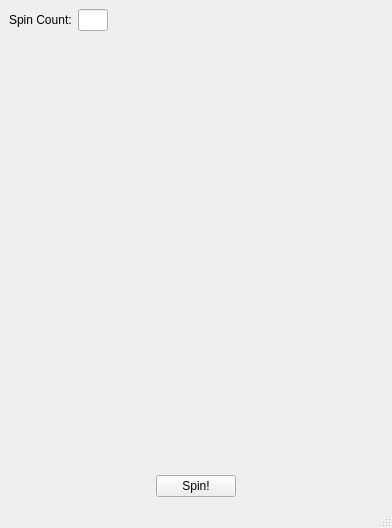
Before: the Qt Designer form WheelOfFortuneBoard.ui in mwstrfld/WheelOfJeopardy, drawn with Qt 5.
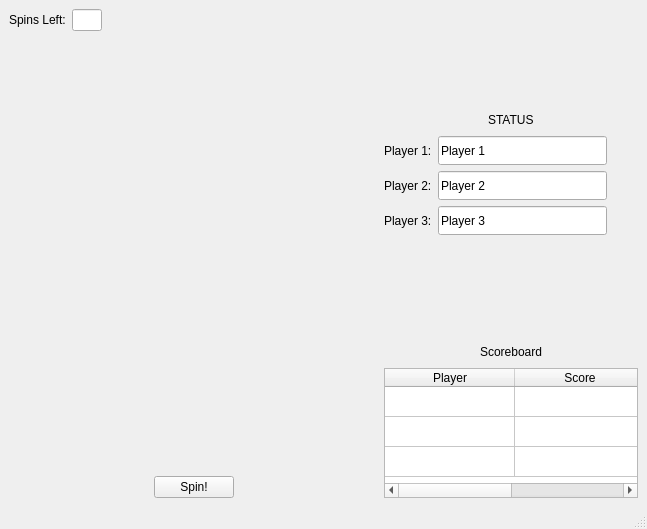
After: the same form once the commit is applied. Icons and pictures are not drawn.

Commit message: Fixed JeopardyBoard and added Player names and Scoreboard to WheelOfFortuneBoard.

What changed in the file:
```diff
--- a/WheelOfFortuneBoard.ui
+++ b/WheelOfFortuneBoard.ui
@@ -6,8 +6,8 @@
    <rect>
     <x>0</x>
     <y>0</y>
-    <width>392</width>
-    <height>528</height>
+    <width>647</width>
+    <height>529</height>
    </rect>
   </property>
   <property name="sizePolicy">
@@ -18,23 +18,29 @@
   </property>
   <property name="minimumSize">
    <size>
-    <width>392</width>
+    <width>643</width>
     <height>528</height>
    </size>
   </property>
+  <property name="maximumSize">
+   <size>
+    <width>647</width>
+    <height>529</height>
+   </size>
+  </property>
   <property name="windowTitle">
    <string>Wheel of Jeopardy!</string>
   </property>
   <widget class="QWidget" name="centralwidget">
-   <layout class="QGridLayout" name="gridLayout">
-    <item row="0" column="0">
+   <layout class="QHBoxLayout" name="horizontalLayout_9">
+    <item>
      <layout class="QVBoxLayout" name="verticalLayout">
       <item>
        <layout class="QHBoxLayout" name="horizontalLayout">
         <item>
          <widget class="QLabel" name="spinCountLabel">
           <property name="text">
-           <string>Spin Count:</string>
+           <string>Spins Left:</string>
           </property>
          </widget>
         </item>
@@ -137,8 +143,8 @@
         </property>
         <property name="maximumSize">
          <size>
-          <width>16777215</width>
-          <height>16777215</height>
+          <width>350</width>
+          <height>350</height>
          </size>
         </property>
         <property name="text">
@@ -191,6 +197,329 @@
       </item>
      </layout>
     </item>
+    <item>
+     <layout class="QVBoxLayout" name="verticalLayout_3">
+      <item>
+       <spacer name="verticalSpacer">
+        <property name="orientation">
+         <enum>Qt::Vertical</enum>
+        </property>
+        <property name="sizeHint" stdset="0">
+         <size>
+          <width>20</width>
+          <height>40</height>
+         </size>
+        </property>
+       </spacer>
+      </item>
+      <item>
+       <layout class="QHBoxLayout" name="horizontalLayout_7">
+        <item>
+         <spacer name="horizontalSpacer_6">
+          <property name="orientation">
+           <enum>Qt::Horizontal</enum>
+          </property>
+          <property name="sizeHint" stdset="0">
+           <size>
+            <width>40</width>
+            <height>20</height>
+           </size>
+          </property>
+         </spacer>
+        </item>
+        <item>
+         <widget class="QLabel" name="statusLabel">
+          <property name="text">
+           <string>STATUS</string>
+          </property>
+         </widget>
+        </item>
+        <item>
+         <spacer name="horizontalSpacer_7">
+          <property name="orientation">
+           <enum>Qt::Horizontal</enum>
+          </property>
+          <property name="sizeHint" stdset="0">
+           <size>
+            <width>40</width>
+            <height>20</height>
+           </size>
+          </property>
+         </spacer>
+        </item>
+       </layout>
+      </item>
+      <item>
+       <layout class="QHBoxLayout" name="horizontalLayout_4">
+        <item>
+         <widget class="QLabel" name="player1Label">
+          <property name="text">
+           <string>Player 1:</string>
+          </property>
+         </widget>
+        </item>
+        <item>
+         <widget class="QLineEdit" name="player1NameLineEdit">
+          <property name="minimumSize">
+           <size>
+            <width>169</width>
+            <height>29</height>
+           </size>
+          </property>
+          <property name="maximumSize">
+           <size>
+            <width>169</width>
+            <height>29</height>
+           </size>
+          </property>
+          <property name="text">
+           <string>Player 1</string>
+          </property>
+          <property name="maxLength">
+           <number>20</number>
+          </property>
+         </widget>
+        </item>
+        <item>
+         <widget class="QLabel" name="player1TokenLabel">
+          <property name="sizePolicy">
+           <sizepolicy hsizetype="Fixed" vsizetype="Fixed">
+            <horstretch>0</horstretch>
+            <verstretch>0</verstretch>
+           </sizepolicy>
+          </property>
+          <property name="minimumSize">
+           <size>
+            <width>25</width>
+            <height>25</height>
+           </size>
+          </property>
+          <property name="maximumSize">
+           <size>
+            <width>25</width>
+            <height>25</height>
+           </size>
+          </property>
+          <property name="text">
+           <string/>
+          </property>
+         </widget>
+        </item>
+       </layout>
+      </item>
+      <item>
+       <layout class="QHBoxLayout" name="horizontalLayout_5">
+        <item>
+         <widget class="QLabel" name="player2Label">
+          <property name="text">
+           <string>Player 2:</string>
+          </property>
+         </widget>
+        </item>
+        <item>
+         <widget class="QLineEdit" name="player2NameLineEdit">
+          <property name="minimumSize">
+           <size>
+            <width>169</width>
+            <height>29</height>
+           </size>
+          </property>
+          <property name="maximumSize">
+           <size>
+            <width>169</width>
+            <height>29</height>
+           </size>
+          </property>
+          <property name="text">
+           <string>Player 2</string>
+          </property>
+          <property name="maxLength">
+           <number>20</number>
+          </property>
+         </widget>
+        </item>
+        <item>
+         <widget class="QLabel" name="player2TokenLabel">
+          <property name="sizePolicy">
+           <sizepolicy hsizetype="Fixed" vsizetype="Fixed">
+            <horstretch>0</horstretch>
+            <verstretch>0</verstretch>
+           </sizepolicy>
+          </property>
+          <property name="minimumSize">
+           <size>
+            <width>25</width>
+            <height>25</height>
+           </size>
+          </property>
+          <property name="maximumSize">
+           <size>
+            <width>25</width>
+            <height>25</height>
+           </size>
+          </property>
+          <property name="text">
+           <string/>
+          </property>
+         </widget>
+        </item>
+       </layout>
+      </item>
+      <item>
+       <layout class="QHBoxLayout" name="horizontalLayout_6">
+        <item>
+         <widget class="QLabel" name="player3Label">
+          <property name="text">
+           <string>Player 3:</string>
+          </property>
+         </widget>
+        </item>
+        <item>
+         <widget class="QLineEdit" name="player3NameLineEdit">
+          <property name="minimumSize">
+           <size>
+            <width>169</width>
+            <height>29</height>
+           </size>
+          </property>
+          <property name="maximumSize">
+           <size>
+            <width>169</width>
+            <height>29</height>
+           </size>
+          </property>
+          <property name="text">
+           <string>Player 3</string>
+          </property>
+          <property name="maxLength">
+           <number>20</number>
+          </property>
+         </widget>
+        </item>
+        <item>
+         <widget class="QLabel" name="player3TokenLabel">
+          <property name="sizePolicy">
+           <sizepolicy hsizetype="Fixed" vsizetype="Fixed">
+            <horstretch>0</horstretch>
+            <verstretch>0</verstretch>
+           </sizepolicy>
+          </property>
+          <property name="minimumSize">
+           <size>
+            <width>25</width>
+            <height>25</height>
+           </size>
+          </property>
+          <property name="maximumSize">
+           <size>
+            <width>25</width>
+            <height>25</height>
+           </size>
+          </property>
+          <property name="text">
+           <string/>
+          </property>
+         </widget>
+        </item>
+       </layout>
+      </item>
+      <item>
+       <spacer name="verticalSpacer_2">
+        <property name="orientation">
+         <enum>Qt::Vertical</enum>
+        </property>
+        <property name="sizeHint" stdset="0">
+         <size>
+          <width>20</width>
+          <height>40</height>
+         </size>
+        </property>
+       </spacer>
+      </item>
+      <item>
+       <layout class="QVBoxLayout" name="verticalLayout_2">
+        <item>
+         <layout class="QHBoxLayout" name="horizontalLayout_8">
+          <item>
+           <spacer name="horizontalSpacer_8">
+            <property name="orientation">
+             <enum>Qt::Horizontal</enum>
+            </property>
+            <property name="sizeHint" stdset="0">
+             <size>
+              <width>40</width>
+              <height>20</height>
+             </size>
+            </property>
+           </spacer>
+          </item>
+          <item>
+           <widget class="QLabel" name="scoreboardLabel">
+            <property name="text">
+             <string>Scoreboard</string>
+            </property>
+           </widget>
+          </item>
+          <item>
+           <spacer name="horizontalSpacer_9">
+            <property name="orientation">
+             <enum>Qt::Horizontal</enum>
+            </property>
+            <property name="sizeHint" stdset="0">
+             <size>
+              <width>40</width>
+              <height>20</height>
+             </size>
+            </property>
+           </spacer>
+          </item>
+         </layout>
+        </item>
+        <item>
+         <widget class="QTableWidget" name="scoreboardTableWidget">
+          <property name="minimumSize">
+           <size>
+            <width>0</width>
+            <height>130</height>
+           </size>
+          </property>
+          <property name="maximumSize">
+           <size>
+            <width>16777215</width>
+            <height>130</height>
+           </size>
+          </property>
+          <property name="rowCount">
+           <number>3</number>
+          </property>
+          <attribute name="horizontalHeaderCascadingSectionResizes">
+           <bool>true</bool>
+          </attribute>
+          <attribute name="horizontalHeaderDefaultSectionSize">
+           <number>130</number>
+          </attribute>
+          <attribute name="verticalHeaderVisible">
+           <bool>false</bool>
+          </attribute>
+          <row/>
+          <row/>
+          <row/>
+          <column>
+           <property name="text">
+            <string>Player</string>
+           </property>
+          </column>
+          <column>
+           <property name="text">
+            <string>Score</string>
+           </property>
+          </column>
+         </widget>
+        </item>
+       </layout>
+      </item>
+     </layout>
+    </item>
    </layout>
   </widget>
   <widget class="QMenuBar" name="menubar">
```
Left out of the diff: 2 changed lines with no effect on the pictures. The commit also changes 5 other files.
